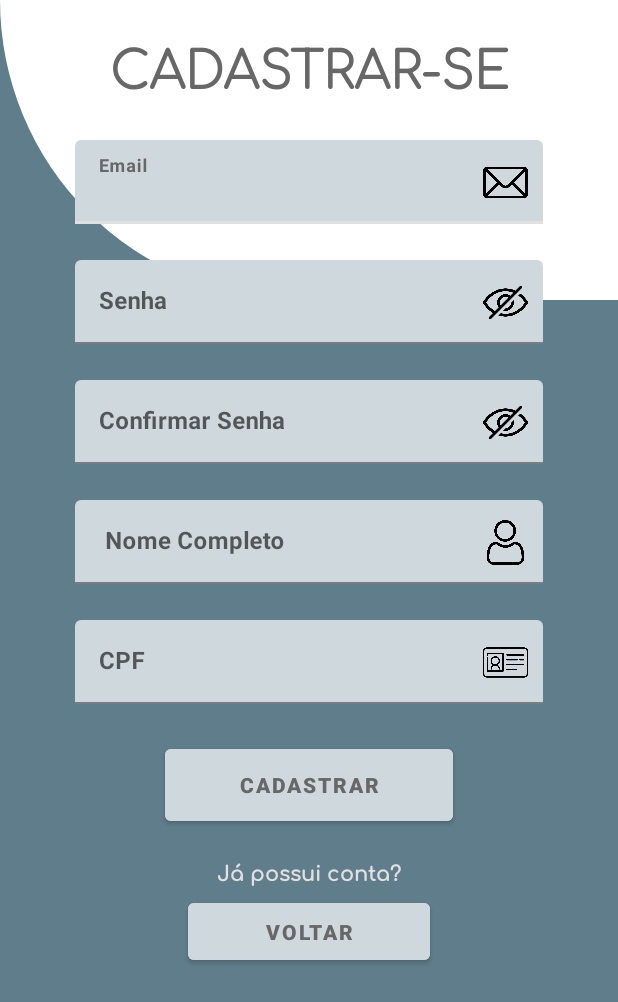
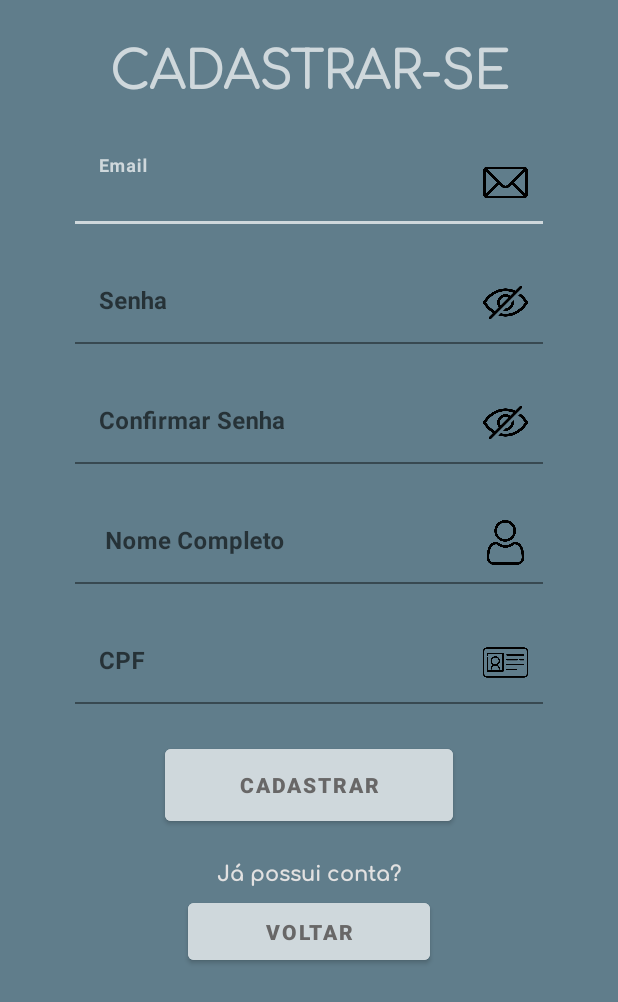
Before and after one commit to OlvDavid/Epidemic-Guard, an Android app: the screen it shows after launch (cadastro), after a tap on "CADASTRAR", on a phone screen of 412 x 824 dp. Shown: the top 1002 px of the screen. Run offline under Robolectric (Android 15) with nearby library versions, the phone set to English and light mode, and no system bars; our stand-ins replace Firebase (no records; nobody signed in at launch, a user with empty details on screens opened directly); libraries missing offline, so code that uses them is left out: io.grpc.okhttp; Roboto replaces fonts that are not available here; 1 other tap on this screen came first.

Commit message:
Melhoria nas cores do projeto

```diff
--- a/app/src/main/res/layout/adapter_casos.xml
+++ b/app/src/main/res/layout/adapter_casos.xml
@@ -16,6 +16,7 @@
             android:layout_height="wrap_content"
             android:fontFamily="@font/comfortaa_light"
             android:text="Nome"
+            android:textColor="@color/black"
             android:textSize="24sp"
             android:textStyle="bold"
             android:typeface="monospace" />
@@ -33,7 +34,6 @@
             android:layout_height="wrap_content"
             android:fontFamily="@font/comfortaa_light"
             android:text="Endereço"
-            android:textColor="@color/black"
             android:textSize="14sp"
             android:textStyle="bold" />
     </LinearLayout>
@@ -49,7 +49,6 @@
             android:layout_height="wrap_content"
             android:fontFamily="@font/comfortaa_light"
             android:text="Descrição"
-            android:textColor="@color/black"
             android:textSize="12sp"
             android:textStyle="bold" />
     </LinearLayout>
--- a/app/src/main/res/layout/cadastro.xml
+++ b/app/src/main/res/layout/cadastro.xml
@@ -7,15 +7,6 @@
     android:layout_height="match_parent"
     android:background="#607D8B">
 
-    <View
-        android:id="@+id/containerTop"
-        android:layout_width="match_parent"
-        android:layout_height="200dp"
-        android:background="@drawable/background_view_top"
-        app:layout_constraintEnd_toEndOf="parent"
-        app:layout_constraintStart_toStartOf="parent"
-        app:layout_constraintTop_toTopOf="parent" />
-
     <TextView
         android:id="@+id/textView2"
         android:layout_width="wrap_content"
@@ -23,7 +14,7 @@
         android:layout_marginTop="16dp"
         android:fontFamily="@font/comfortaa_light"
         android:text="CADASTRAR-SE"
-        android:textColor="@color/cinza_forte"
+        android:textColor="#CFD8DC"
         android:textSize="34sp"
         android:textStyle="bold"
         app:layout_constraintEnd_toEndOf="parent"
@@ -37,8 +28,9 @@
         android:layout_marginStart="50dp"
         android:layout_marginTop="24dp"
         android:layout_marginEnd="50dp"
-        app:boxStrokeColor="@color/cinza_claro"
-        app:hintTextColor="@color/cinza_forte"
+        app:boxStrokeColor="#CFD8DC"
+        app:cursorColor="#CFD8DC"
+        app:hintTextColor="#CFD8DC"
         app:layout_constraintEnd_toEndOf="parent"
         app:layout_constraintStart_toStartOf="parent"
         app:layout_constraintTop_toBottomOf="@+id/textView2">
@@ -47,12 +39,13 @@
             android:id="@+id/editEmail"
             android:layout_width="match_parent"
             android:layout_height="wrap_content"
-            android:backgroundTint="#CFD8DC"
+            android:backgroundTint="#607D8B"
             android:fontFamily="sans-serif"
             android:hint="Email"
             android:maxLength="29"
             android:nestedScrollingEnabled="true"
             android:singleLine="true"
+            android:textColor="#CFD8DC"
             android:textStyle="bold" />
     </com.google.android.material.textfield.TextInputLayout>
 
@@ -63,8 +56,9 @@
         android:layout_marginStart="50dp"
         android:layout_marginTop="24dp"
         android:layout_marginEnd="50dp"
-        app:boxStrokeColor="@color/cinza_claro"
-        app:hintTextColor="@color/cinza_forte"
+        app:boxStrokeColor="#CFD8DC"
+        app:cursorColor="#CFD8DC"
+        app:hintTextColor="#CFD8DC"
         app:layout_constraintEnd_toEndOf="parent"
         app:layout_constraintStart_toStartOf="parent"
         app:layout_constraintTop_toBottomOf="@+id/textInputLayout3">
@@ -73,12 +67,13 @@
             android:id="@+id/editSenha"
             android:layout_width="match_parent"
             android:layout_height="wrap_content"
-            android:backgroundTint="#CFD8DC"
+            android:backgroundTint="#607D8B"
             android:fontFamily="sans-serif"
             android:hint="Senha"
             android:inputType="textPassword"
             android:maxLength="29"
             android:singleLine="true"
+            android:textColor="#CFD8DC"
             android:textSize="16sp"
             android:textStyle="bold" />
     </com.google.android.material.textfield.TextInputLayout>
@@ -90,8 +85,9 @@
         android:layout_marginStart="50dp"
         android:layout_marginTop="24dp"
         android:layout_marginEnd="50dp"
-        app:boxStrokeColor="@color/cinza_claro"
-        app:hintTextColor="@color/cinza_forte"
+        app:boxStrokeColor="#CFD8DC"
+        app:cursorColor="#CFD8DC"
+        app:hintTextColor="#CFD8DC"
         app:layout_constraintEnd_toEndOf="parent"
         app:layout_constraintStart_toStartOf="parent"
         app:layout_constraintTop_toBottomOf="@+id/textInputLayout4">
@@ -100,11 +96,12 @@
             android:id="@+id/editConfirmeSenha"
             android:layout_width="match_parent"
             android:layout_height="wrap_content"
-            android:backgroundTint="#CFD8DC"
+            android:backgroundTint="#607D8B"
             android:fontFamily="sans-serif"
             android:hint="Confirmar Senha"
             android:inputType="textPassword"
             android:nestedScrollingEnabled="true"
+            android:textColor="#CFD8DC"
             android:textStyle="bold" />
     </com.google.android.material.textfield.TextInputLayout>
 
@@ -115,8 +112,9 @@
         android:layout_marginStart="50dp"
         android:layout_marginTop="24dp"
         android:layout_marginEnd="50dp"
-        app:boxStrokeColor="@color/cinza_claro"
-        app:hintTextColor="@color/cinza_forte"
+        app:boxStrokeColor="#CFD8DC"
+        app:cursorColor="#CFD8DC"
+        app:hintTextColor="#CFD8DC"
         app:layout_constraintEnd_toEndOf="parent"
         app:layout_constraintStart_toStartOf="parent"
         app:layout_constraintTop_toBottomOf="@+id/textInputLayout13">
@@ -125,12 +123,13 @@
             android:id="@+id/editNome"
             android:layout_width="match_parent"
             android:layout_height="wrap_content"
-            android:backgroundTint="#CFD8DC"
+            android:backgroundTint="#607D8B"
             android:fontFamily="sans-serif"
             android:hint=" Nome Completo"
             android:maxLength="29"
             android:nestedScrollingEnabled="true"
             android:singleLine="true"
+            android:textColor="#CFD8DC"
             android:textStyle="bold" />
     </com.google.android.material.textfield.TextInputLayout>
 
@@ -141,8 +140,9 @@
         android:layout_marginStart="50dp"
         android:layout_marginTop="24dp"
         android:layout_marginEnd="50dp"
-        app:boxStrokeColor="@color/cinza_claro"
-        app:hintTextColor="@color/cinza_forte"
+        app:boxStrokeColor="#CFD8DC"
+        app:cursorColor="#CFD8DC"
+        app:hintTextColor="#CFD8DC"
         app:layout_constraintEnd_toEndOf="parent"
         app:layout_constraintStart_toStartOf="parent"
         app:layout_constraintTop_toBottomOf="@+id/textInputLayout5">
@@ -151,13 +151,14 @@
             android:id="@+id/editCpf"
             android:layout_width="match_parent"
             android:layout_height="wrap_content"
-            android:backgroundTint="#CFD8DC"
+            android:backgroundTint="#607D8B"
             android:fontFamily="sans-serif"
             android:hint="CPF"
             android:inputType="number"
             android:maxLength="29"
             android:nestedScrollingEnabled="true"
             android:singleLine="true"
+            android:textColor="#CFD8DC"
             android:textStyle="bold" />
     </com.google.android.material.textfield.TextInputLayout>
 
--- a/app/src/main/res/layout/recuperar_senha.xml
+++ b/app/src/main/res/layout/recuperar_senha.xml
@@ -71,9 +71,9 @@
         android:layout_marginStart="30dp"
         android:layout_marginTop="24dp"
         android:layout_marginEnd="30dp"
-        app:boxStrokeColor="@color/azul"
-        app:cursorColor="@color/black"
-        app:hintTextColor="@color/black"
+        app:boxStrokeColor="#FF9800"
+        app:cursorColor="#FF9800"
+        app:hintTextColor="#FF9800"
         app:layout_constraintEnd_toEndOf="parent"
         app:layout_constraintStart_toStartOf="parent"
         app:layout_constraintTop_toBottomOf="@+id/textView39">
```
Also changed, not shown: app/src/main/res/layout/login.xml (+17 -10 lines), app/src/main/res/layout/novo_caso.xml (+27 -44 lines).
